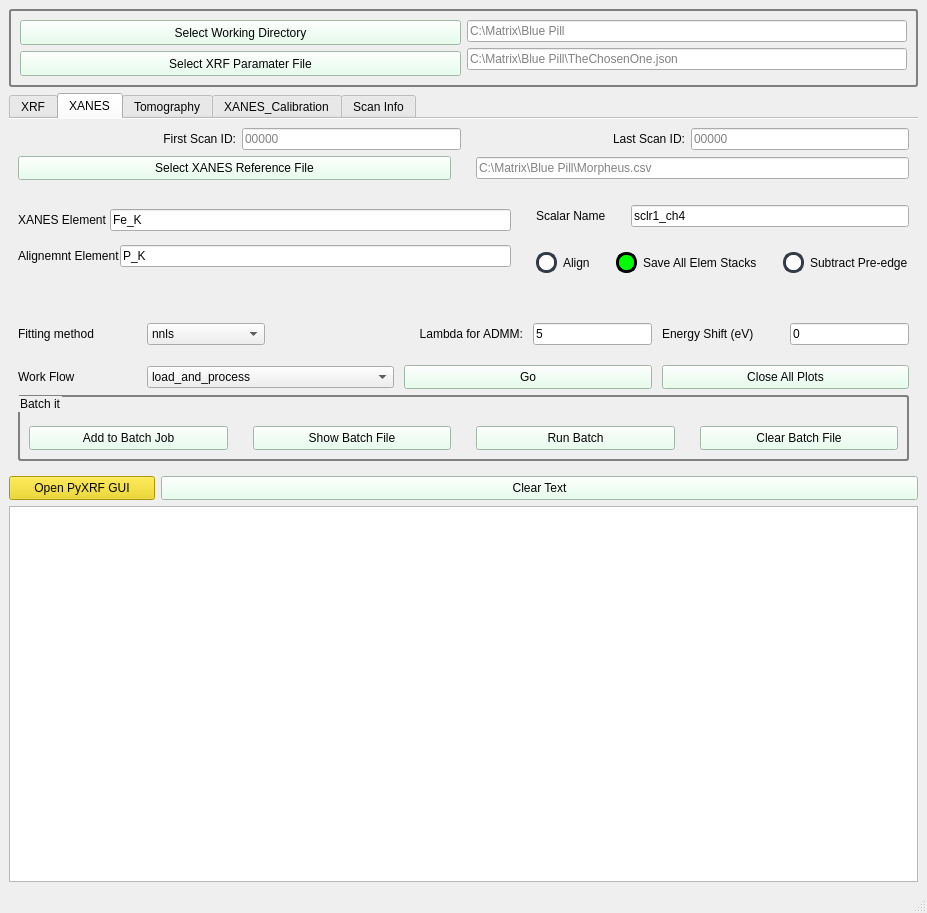
Before: the Qt Designer form Analysis/xrf_batch/xrf_xanes_3ID_gui.ui in pattammattel/HXN_GUI, drawn with Qt 5.
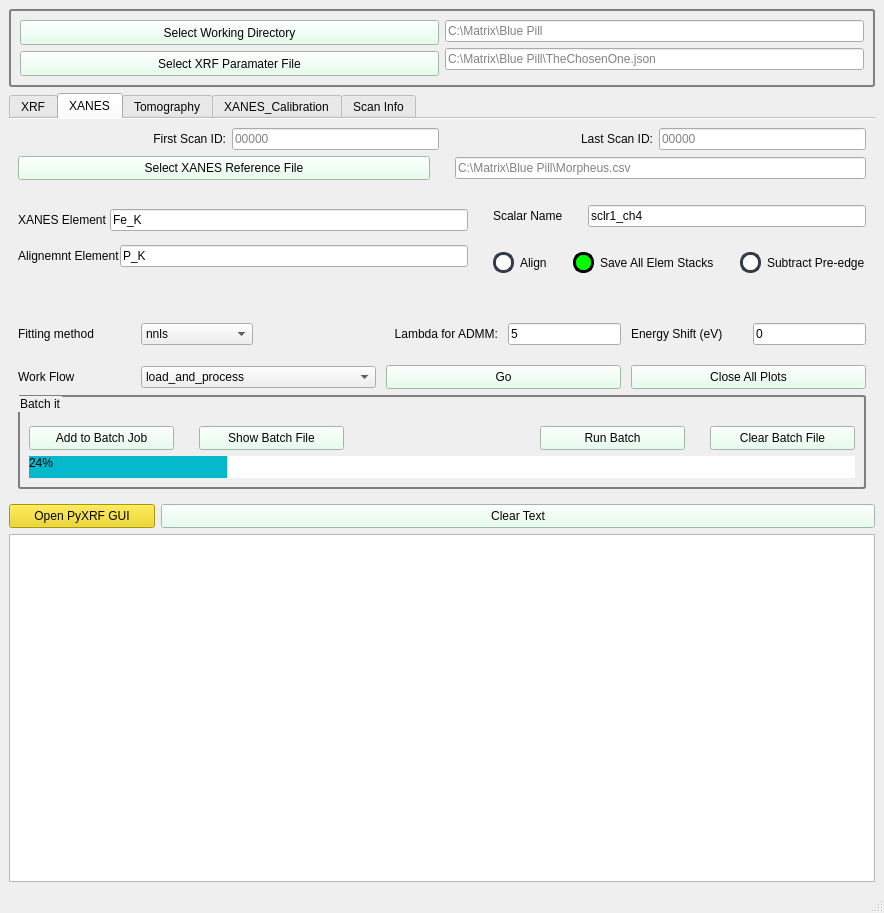
After: the same form once the commit is applied. The open tabs and pages were chosen to show the change.

```diff
--- a/Analysis/xrf_batch/xrf_xanes_3ID_gui.ui
+++ b/Analysis/xrf_batch/xrf_xanes_3ID_gui.ui
@@ -7,7 +7,7 @@
    <rect>
     <x>0</x>
     <y>0</y>
-    <width>927</width>
+    <width>884</width>
     <height>913</height>
    </rect>
   </property>
@@ -552,6 +552,9 @@
            </property>
            <item row="1" column="1">
             <widget class="QPushButton" name="pb_showBatch">
+             <property name="enabled">
+              <bool>true</bool>
+             </property>
              <property name="text">
               <string>Show Batch File</string>
              </property>
@@ -580,6 +583,9 @@
            </item>
            <item row="1" column="4">
             <widget class="QPushButton" name="pb_clear_batch">
+             <property name="enabled">
+              <bool>true</bool>
+             </property>
              <property name="styleSheet">
               <string notr="true"/>
              </property>
@@ -588,6 +594,27 @@
              </property>
             </widget>
            </item>
+           <item row="2" column="0" colspan="5">
+            <widget class="QProgressBar" name="xanes_batch_progress">
+             <property name="styleSheet">
+              <string notr="true">QProgressBar
+{
+border: solid grey;
+border-radius: 15px;
+color: black;
+}
+QProgressBar::chunk 
+{
+background-color: #05B8CC;
+border-radius :15px;
+}      
+</string>
+             </property>
+             <property name="value">
+              <number>24</number>
+             </property>
+            </widget>
+           </item>
           </layout>
          </widget>
         </item>
@@ -1302,7 +1329,7 @@
       </widget>
      </widget>
     </item>
-    <item row="3" column="0" colspan="2">
+    <item row="5" column="0" colspan="2">
      <widget class="QTextEdit" name="pte_status"/>
     </item>
    </layout>
```
Left out of the diff: 370 changed lines with no effect on the pictures.
